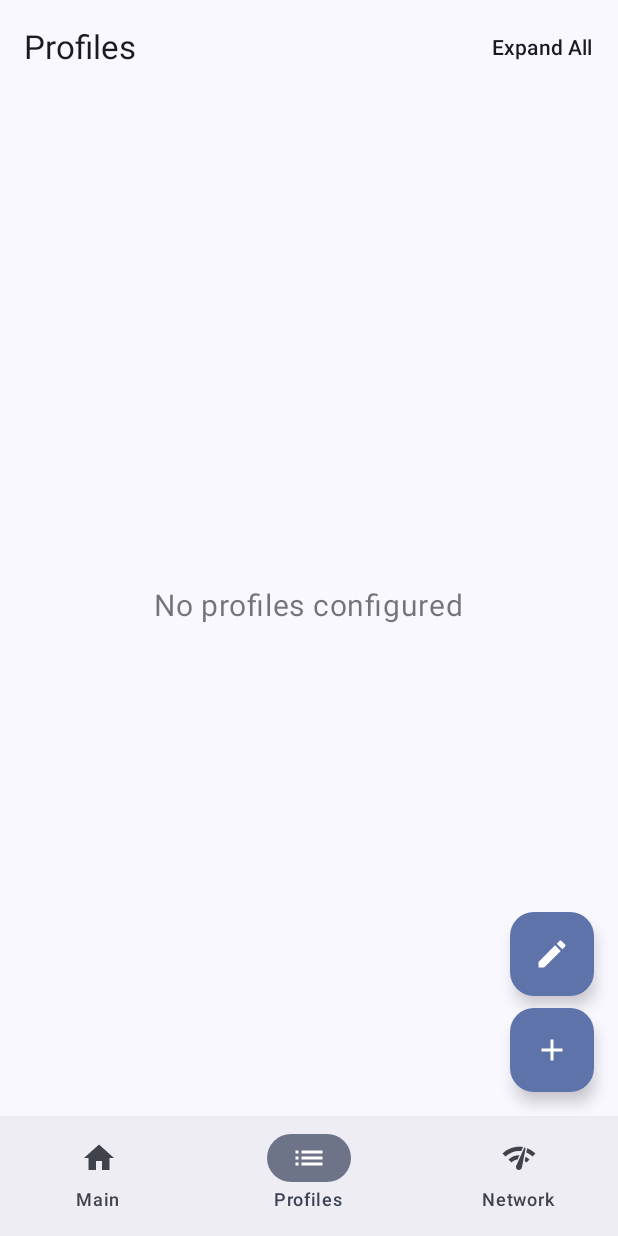
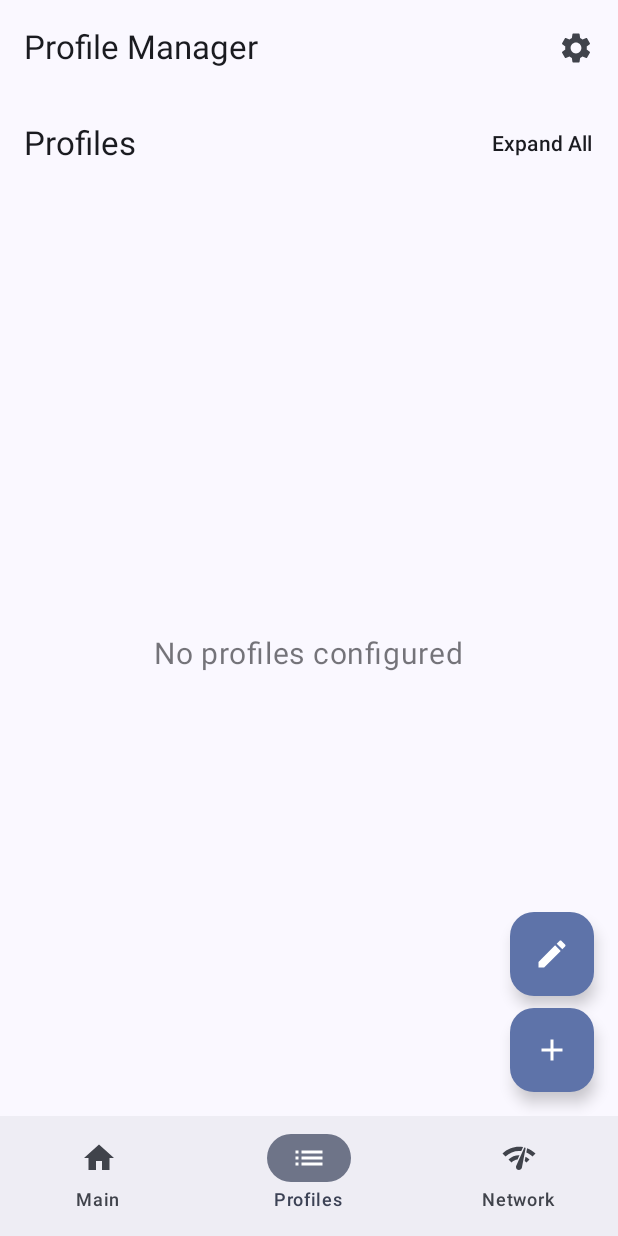
Before and after one commit to nekirc/profilemanager, an Android app built with Jetpack Compose: the screen it shows after launch (MainActivity), item 2 of the bottom bar chosen, on a phone screen of 412 x 824 dp. Run offline under Robolectric (Android 15) with nearby library versions, the phone set to English and light mode, and no system bars.

```diff
--- a/app/src/main/java/com/example/profilemanager/MainActivity.kt
+++ b/app/src/main/java/com/example/profilemanager/MainActivity.kt
@@ -3,9 +3,12 @@ package com.example.profilemanager
 import android.os.Bundle
 import androidx.activity.ComponentActivity
 import androidx.activity.compose.setContent
+import androidx.compose.foundation.isSystemInDarkTheme
 import androidx.compose.foundation.layout.fillMaxSize
 import androidx.compose.material3.MaterialTheme
 import androidx.compose.material3.Surface
+import androidx.compose.runtime.collectAsState
+import androidx.compose.runtime.getValue
 import androidx.compose.ui.Modifier
 import com.example.profilemanager.data.DataStoreManager
 import com.example.profilemanager.ui.Navigation
@@ -20,15 +23,15 @@ class MainActivity : ComponentActivity() {
 
         dataStoreManager = DataStoreManager(this)
 
-
         setContent {
-            ProfileManagerTheme {
+            val isDarkMode by dataStoreManager.isDarkMode.collectAsState(initial = isSystemInDarkTheme())
+            ProfileManagerTheme(darkTheme = isDarkMode) {
                 // A surface container using the 'background' color from the theme
                 Surface(
                     modifier = Modifier.fillMaxSize(),
                     color = MaterialTheme.colorScheme.background
                 ) {
-                    Navigation()
+                    Navigation(dataStoreManager)
                 }
             }
         }
--- a/app/src/main/java/com/example/profilemanager/data/DataStoreManager.kt
+++ b/app/src/main/java/com/example/profilemanager/data/DataStoreManager.kt
@@ -4,6 +4,7 @@ import android.content.Context
 import android.util.Log
 import androidx.datastore.core.DataStore
 import androidx.datastore.preferences.core.Preferences
+import androidx.datastore.preferences.core.booleanPreferencesKey
 import androidx.datastore.preferences.core.edit
 import androidx.datastore.preferences.core.emptyPreferences
 import androidx.datastore.preferences.core.intPreferencesKey
@@ -29,6 +30,9 @@ val Context.dataStore: DataStore<Preferences> by preferencesDataStore(name = "pr
 
 class DataStoreManager(private val context: Context) {
     companion object {
+        private val Context.dataStore: DataStore<Preferences> by preferencesDataStore("app_prefs")
+        val DARK_MODE_KEY = booleanPreferencesKey("dark_mode")
+        val PROFILE_KEY = stringPreferencesKey("profile_key")
         private val PROFILE_ID_COUNTER = intPreferencesKey("profile_id_counter")
         fun profileIdKey(id: Int) = intPreferencesKey("profile_id_$id")
         fun profileNameKey(id: Int) = stringPreferencesKey("profile_name_$id")
@@ -38,6 +42,17 @@ class DataStoreManager(private val context: Context) {
         fun profileLastCheckedKey(id: Int) = stringPreferencesKey("profile_last_checked_$id")
         fun profileOrderKey(id: Int) = intPreferencesKey("profile_order_$id")
         fun profileIconNameKey(id: Int) = stringPreferencesKey("profile_icon_name_$id")
+    }
+
+    val isDarkMode: Flow<Boolean> = context.dataStore.data
+        .map { preferences ->
+            preferences[DARK_MODE_KEY] ?: false
+        }
+
+    suspend fun setDarkMode(isDarkMode: Boolean) {
+        context.dataStore.edit { preferences ->
+            preferences[DARK_MODE_KEY] = isDarkMode
+        }
     }
 
     private val _connectionStateFlow = MutableStateFlow<List<Profile>>(emptyList())
--- a/app/src/main/java/com/example/profilemanager/ui/BottomNavigationBar.kt
+++ b/app/src/main/java/com/example/profilemanager/ui/BottomNavigationBar.kt
@@ -47,16 +47,9 @@ fun BottomNavigationBar(navController: NavController) {
                         // Pop up to the start destination of the graph to
                         // avoid building up a large stack of destinations
                         // on the back stack as users select items
-                        navController.graph.startDestinationRoute?.let { route ->
-                            popUpTo(route) {
-                                saveState = true
-                            }
+                        popUpTo(navController.graph.startDestinationId) {
+                            saveState = true
                         }
-                        // Avoid multiple copies of the same destination when
-                        // reselecting the same item
-                        launchSingleTop = true
-                        // Restore state when reselecting a previously selected item
-                        restoreState = true
                     }
                 }
             )
--- a/app/src/main/java/com/example/profilemanager/ui/Navigation.kt
+++ b/app/src/main/java/com/example/profilemanager/ui/Navigation.kt
@@ -1,7 +1,14 @@
 package com.example.profilemanager.ui
 
 import androidx.compose.foundation.layout.padding
+import androidx.compose.material.icons.Icons
+import androidx.compose.material.icons.filled.Settings
+import androidx.compose.material3.ExperimentalMaterial3Api
+import androidx.compose.material3.Icon
+import androidx.compose.material3.IconButton
 import androidx.compose.material3.Scaffold
+import androidx.compose.material3.Text
+import androidx.compose.material3.TopAppBar
 import androidx.compose.runtime.Composable
 import androidx.compose.ui.Modifier
 import androidx.navigation.NavType
@@ -9,6 +16,7 @@ import androidx.navigation.compose.NavHost
 import androidx.navigation.compose.composable
 import androidx.navigation.compose.rememberNavController
 import androidx.navigation.navArgument
+import com.example.profilemanager.data.DataStoreManager
 import com.example.profilemanager.ui.screens.AddProfileScreen
 import com.example.profilemanager.ui.screens.ConnectionProblemScreen
 import com.example.profilemanager.ui.screens.EditProfileScreen
@@ -16,11 +24,23 @@ import com.example.profilemanager.ui.screens.MainScreen
 import com.example.profilemanager.ui.screens.NetworkScreen
 import com.example.profilemanager.ui.screens.ProfileDetailScreen
 import com.example.profilemanager.ui.screens.ProfileListScreen
+import com.example.profilemanager.ui.screens.SettingsScreen
 
+@OptIn(ExperimentalMaterial3Api::class)
 @Composable
-fun Navigation() {
+fun Navigation(dataStoreManager: DataStoreManager) {
     val navController = rememberNavController()
     Scaffold(
+        topBar = {
+            TopAppBar(
+                title = { Text("Profile Manager") },
+                actions = {
+                    IconButton(onClick = { navController.navigate("settings") }) {
+                        Icon(Icons.Filled.Settings, contentDescription = "Settings")
+                    }
+                }
+            )
+        },
         bottomBar = { BottomNavigationBar(navController = navController) }
     ) { innerPadding ->
         NavHost(
@@ -32,6 +52,7 @@ fun Navigation() {
             composable("profiles") { ProfileListScreen(navController) }
             composable("network") { NetworkScreen(navController) }
             composable("addProfile") { AddProfileScreen(navController) }
+            composable("settings") { SettingsScreen(navController, dataStoreManager) }
             composable(
                 "editProfile/{profileId}",
                 arguments = listOf(navArgument("profileId") { type = NavType.IntType })
```
Also changed, not shown: app/src/main/java/com/example/profilemanager/ui/screens/ProfileDetailScreen.kt (+77 -10 lines), app/src/main/java/com/example/profilemanager/ui/screens/SettingsScreen.kt (+33 -19 lines).
